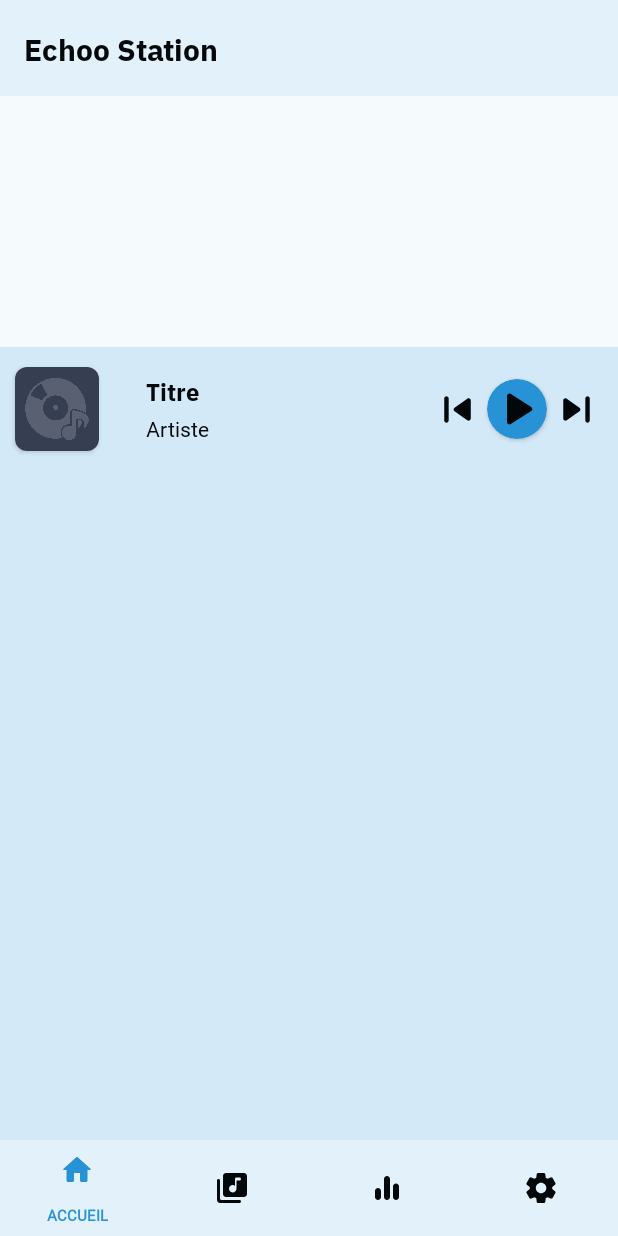
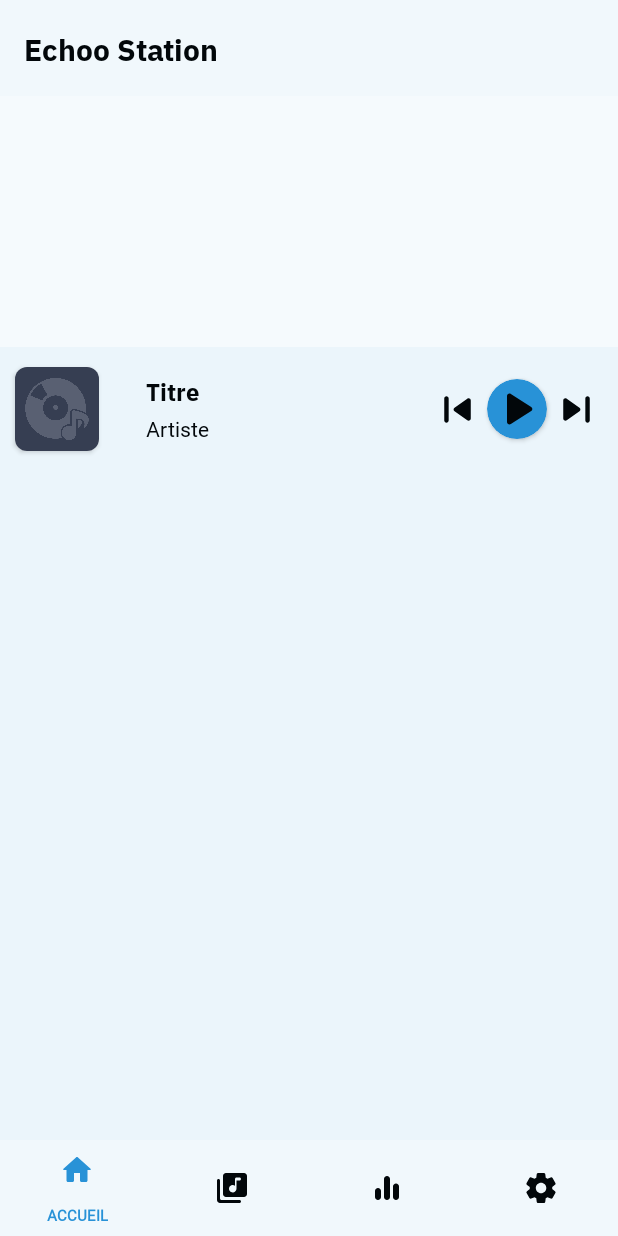
Before and after one commit to Djymini/Echoostation, an Android app: the layout activity_main.xml on its own in the app's theme, with its tools: preview values and no code run, on a phone screen of 412 x 824 dp. Run offline under Robolectric (Android 15) with nearby library versions, the phone set to English and light mode, and no system bars.

Commit message:
Make some changement in color

```diff
--- a/app/src/main/res/values-night/colors.xml
+++ b/app/src/main/res/values-night/colors.xml
@@ -1,11 +1,11 @@
 <?xml version="1.0" encoding="utf-8"?>
 <resources>
     <color name="colorPrimary">#02070a</color>
-    <color name="colorSecondary">#05131c</color>
-    <color name="colorThird">#081d2b</color>
+    <color name="colorSecondary">#030a0e</color>
+    <color name="colorThird">#040d14</color>
     <color name="shadowColor">#FFFFFF</color>
     <color name="colorText">#f5fafd</color>
-    <color name="disableText">#33383b</color>
+    <color name="disableText">#474c4f</color>
     <color name="accentColor">#2892d7</color>
     <color name="selectedColor">#3cabc3</color>
     <color name="transparenceColor">#0DE9E8F0</color>
--- a/app/src/main/res/values/colors.xml
+++ b/app/src/main/res/values/colors.xml
@@ -1,11 +1,11 @@
 <?xml version="1.0" encoding="utf-8"?>
 <resources>
     <color name="colorPrimary">#f5fafd</color>
-    <color name="colorSecondary">#e3f1fa</color>
-    <color name="colorThird">#d4e9f7</color>
+    <color name="colorSecondary">#f1f8fc</color>
+    <color name="colorThird">#ebf5fb</color>
     <color name="shadowColor">#000000</color>
     <color name="colorText">#02070a</color>
-    <color name="disableText">#c4c9cc</color>
+    <color name="disableText">#b0b5b8</color>
     <color name="accentColor">#2892d7</color>
     <color name="selectedColor">#3cabc3</color>
     <color name="transparenceColor">#0D0D172F</color>
```
